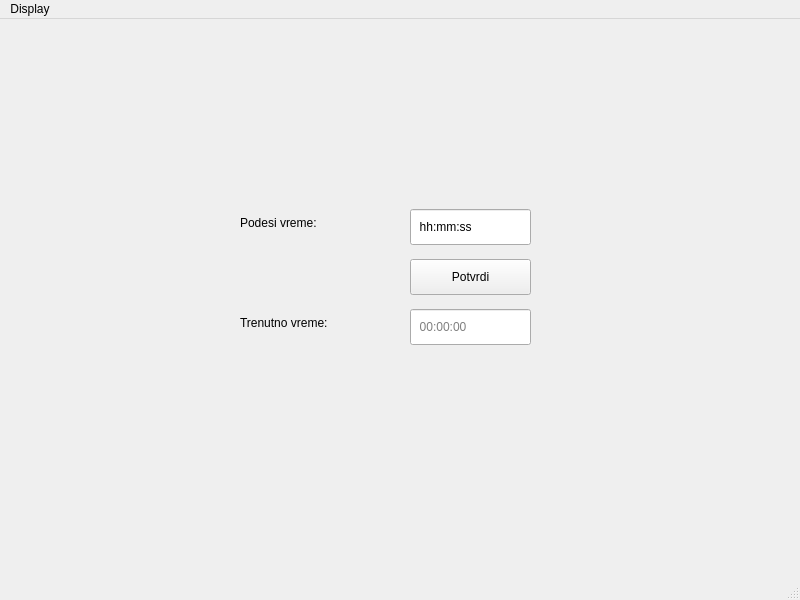
Old version of the form RE/v8/zadaci/z2_redo/TimeUi/mainwindow.ui in the repository Mirko-A/FTN_Homework.
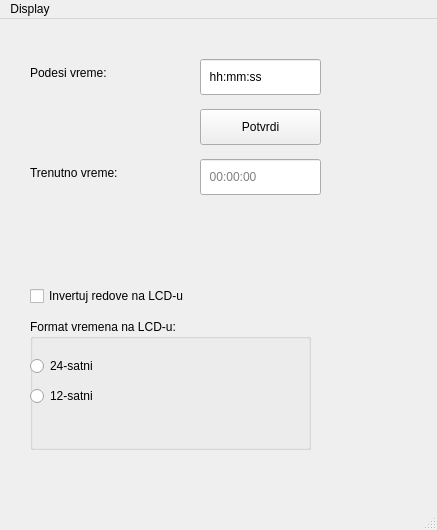
New version of the form.

Diff of the .ui file:
```diff
--- a/RE/v8/zadaci/z2_redo/TimeUi/mainwindow.ui
+++ b/RE/v8/zadaci/z2_redo/TimeUi/mainwindow.ui
@@ -6,8 +6,8 @@
    <rect>
     <x>0</x>
     <y>0</y>
-    <width>800</width>
-    <height>600</height>
+    <width>437</width>
+    <height>530</height>
    </rect>
   </property>
   <property name="windowTitle">
@@ -17,8 +17,8 @@
    <widget class="QPushButton" name="Taster">
     <property name="geometry">
      <rect>
-      <x>410</x>
-      <y>240</y>
+      <x>200</x>
+      <y>90</y>
       <width>121</width>
       <height>36</height>
      </rect>
@@ -30,8 +30,8 @@
    <widget class="QLabel" name="label">
     <property name="geometry">
      <rect>
-      <x>240</x>
-      <y>190</y>
+      <x>30</x>
+      <y>40</y>
       <width>141</width>
       <height>28</height>
      </rect>
@@ -43,8 +43,8 @@
    <widget class="QLabel" name="label_2">
     <property name="geometry">
      <rect>
-      <x>240</x>
-      <y>290</y>
+      <x>30</x>
+      <y>140</y>
       <width>161</width>
       <height>28</height>
      </rect>
@@ -56,8 +56,8 @@
    <widget class="QLineEdit" name="Unos">
     <property name="geometry">
      <rect>
-      <x>410</x>
-      <y>190</y>
+      <x>200</x>
+      <y>40</y>
       <width>121</width>
       <height>36</height>
      </rect>
@@ -69,8 +69,8 @@
    <widget class="QLineEdit" name="Ispis">
     <property name="geometry">
      <rect>
-      <x>410</x>
-      <y>290</y>
+      <x>200</x>
+      <y>140</y>
       <width>121</width>
       <height>36</height>
      </rect>
@@ -82,13 +82,65 @@
      <string>  00:00:00</string>
     </property>
    </widget>
+   <widget class="QCheckBox" name="InvertRow">
+    <property name="geometry">
+     <rect>
+      <x>30</x>
+      <y>260</y>
+      <width>261</width>
+      <height>34</height>
+     </rect>
+    </property>
+    <property name="text">
+     <string>Invertuj redove na LCD-u</string>
+    </property>
+   </widget>
+   <widget class="QGroupBox" name="FormatRadioGroup">
+    <property name="geometry">
+     <rect>
+      <x>30</x>
+      <y>300</y>
+      <width>281</width>
+      <height>131</height>
+     </rect>
+    </property>
+    <property name="title">
+     <string>Format vremena na LCD-u:</string>
+    </property>
+    <widget class="QRadioButton" name="Format24">
+     <property name="geometry">
+      <rect>
+       <x>0</x>
+       <y>30</y>
+       <width>141</width>
+       <height>34</height>
+      </rect>
+     </property>
+     <property name="text">
+      <string>24-satni</string>
+     </property>
+    </widget>
+    <widget class="QRadioButton" name="Format12">
+     <property name="geometry">
+      <rect>
+       <x>0</x>
+       <y>60</y>
+       <width>141</width>
+       <height>34</height>
+      </rect>
+     </property>
+     <property name="text">
+      <string>12-satni</string>
+     </property>
+    </widget>
+   </widget>
   </widget>
   <widget class="QMenuBar" name="menubar">
    <property name="geometry">
     <rect>
      <x>0</x>
      <y>0</y>
-     <width>800</width>
+     <width>437</width>
      <height>33</height>
     </rect>
    </property>
```
